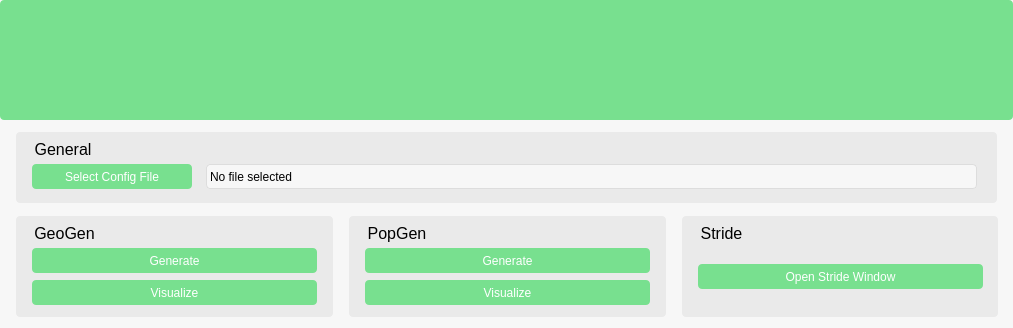
Qt form main/cpp/ui/mainwindow.ui (svissers/peryite) before a commit.
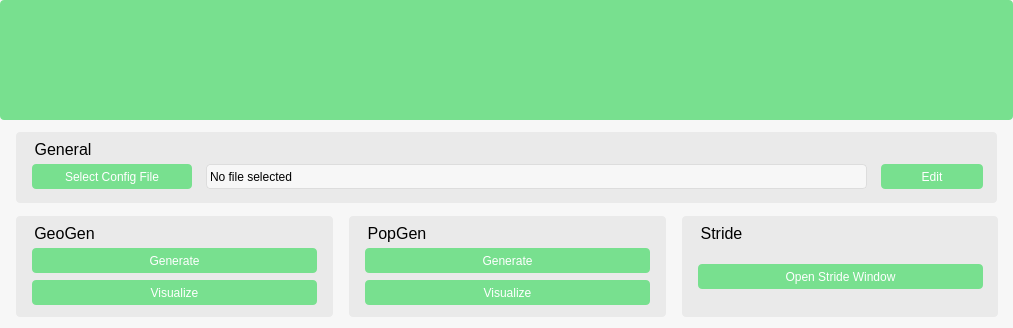
The same form after that commit.

Commit message: Edit config file moved to main menu so it can be edited before geo and popgen

Diff of the .ui file:
```diff
--- a/main/cpp/ui/mainwindow.ui
+++ b/main/cpp/ui/mainwindow.ui
@@ -151,7 +151,7 @@
       <rect>
        <x>190</x>
        <y>32</y>
-       <width>771</width>
+       <width>661</width>
        <height>25</height>
       </rect>
      </property>
@@ -165,6 +165,19 @@
       <string>No file selected</string>
      </property>
     </widget>
+    <widget class="QPushButton" name="General_editConfigFile">
+     <property name="geometry">
+      <rect>
+       <x>865</x>
+       <y>32</y>
+       <width>102</width>
+       <height>25</height>
+      </rect>
+     </property>
+     <property name="text">
+      <string>Edit</string>
+     </property>
+    </widget>
    </widget>
    <widget class="QGroupBox" name="PopGenGroup">
     <property name="geometry">
```
The commit also changes 12 other files.
